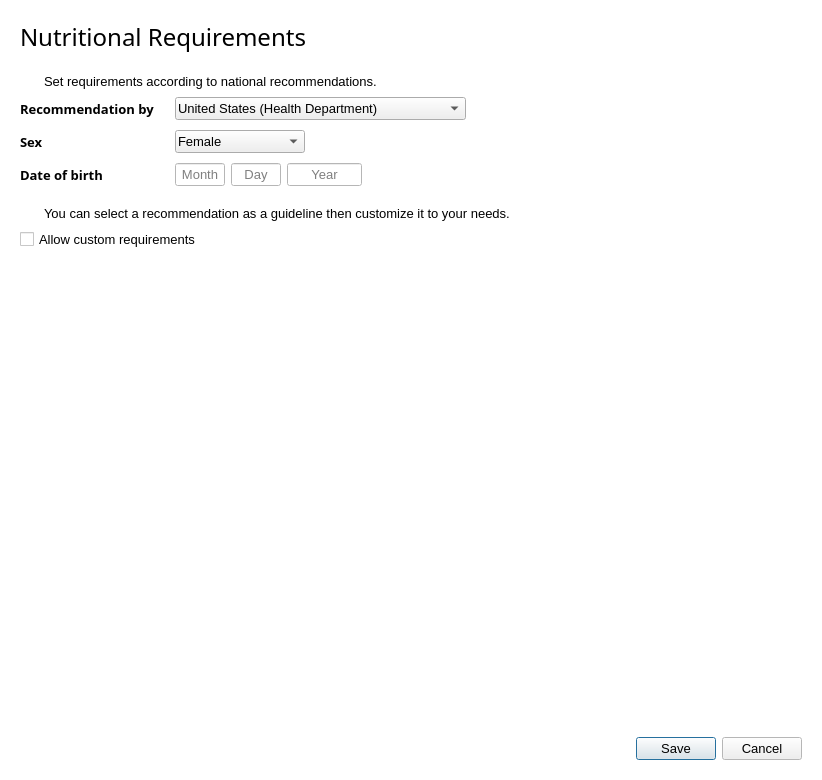
Above: ui_requirementswindow.ui from josh-minch/spartan before the change. Below: the same form after it.
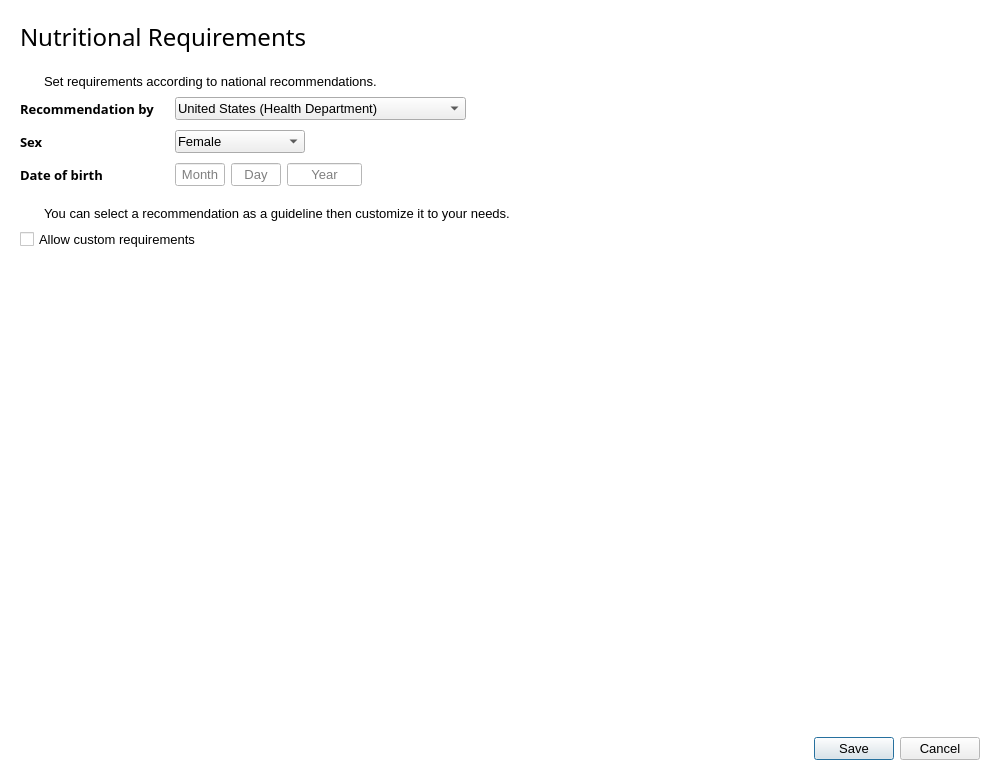
That is the form after the change. Icons and pictures are not drawn.

Commit message: Add temp gui layout for debugging

Diff of the .ui file:
```diff
--- a/ui_requirementswindow.ui
+++ b/ui_requirementswindow.ui
@@ -6,15 +6,15 @@
    <rect>
     <x>0</x>
     <y>0</y>
-    <width>822</width>
+    <width>1000</width>
     <height>780</height>
    </rect>
   </property>
-  <property name="sizePolicy">
-   <sizepolicy hsizetype="Fixed" vsizetype="Fixed">
-    <horstretch>0</horstretch>
-    <verstretch>0</verstretch>
-   </sizepolicy>
+  <property name="maximumSize">
+   <size>
+    <width>1600</width>
+    <height>16777215</height>
+   </size>
   </property>
   <property name="palette">
    <palette>
@@ -616,6 +616,12 @@
     <layout class="QHBoxLayout" name="horizontalLayout">
      <item>
       <widget class="QTableView" name="macro_view">
+       <property name="maximumSize">
+        <size>
+         <width>450</width>
+         <height>16777215</height>
+        </size>
+       </property>
        <property name="font">
         <font>
          <family>Segoe UI</family>
@@ -654,6 +660,12 @@
      </item>
      <item>
       <widget class="QTableView" name="vit_view">
+       <property name="maximumSize">
+        <size>
+         <width>450</width>
+         <height>16777215</height>
+        </size>
+       </property>
        <property name="font">
         <font>
          <family>Segoe UI</family>
@@ -692,6 +704,12 @@
      </item>
      <item>
       <widget class="QTableView" name="mineral_view">
+       <property name="maximumSize">
+        <size>
+         <width>450</width>
+         <height>16777215</height>
+        </size>
+       </property>
        <property name="font">
         <font>
          <family>Segoe UI</family>
```
The commit also changes 5 other files.
